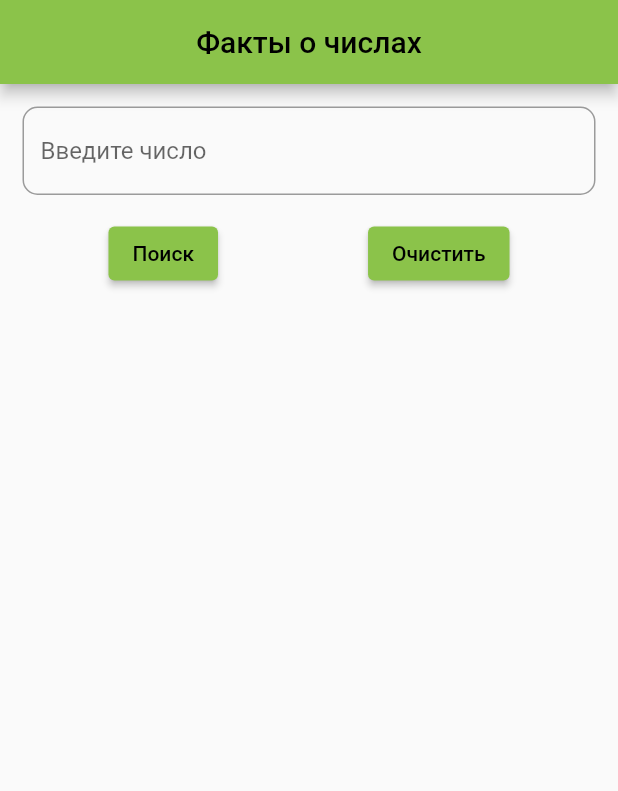
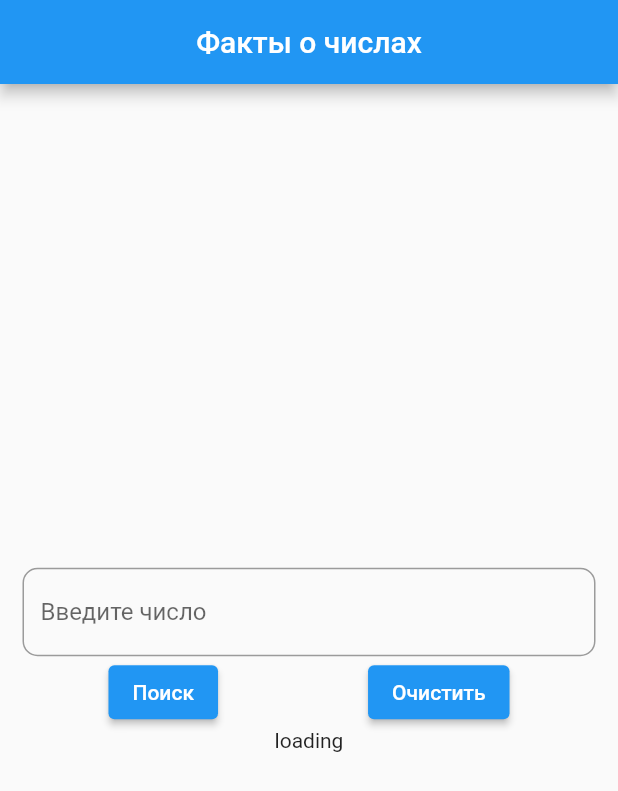
Before and after one commit to AMonastyrnyy/chisla_and_facts, a Flutter app: the screen it shows after launch, on a phone screen of 412 x 824 dp. Shown: the top 791 px of the screen. Run offline on Flutter 3.47's test engine with Material 2 defaults, Android fonts, the phone set to English and light mode, and no system bars; our stand-ins replace flutter_bloc.

Commit message:
Initial commit

```diff
--- /dev/null
+++ b/lib/bloc/fact_bloc.dart
@@ -0,0 +1,29 @@
+import 'package:chisla_and_facts/repository/repository.dart';
+import 'package:flutter_bloc/flutter_bloc.dart';
+
+part 'fact_event.dart';
+
+part 'fact_state.dart';
+
+class FactBloc extends Bloc<FactEvent, FactState> {
+  FactBloc(this._repository) : super(const FactState(status: ScreenStatus.loading)) {
+    on<GetInfoEvent>(_getInfo);
+  }
+
+  final Repository _repository;
+
+  Future<void> _getInfo(GetInfoEvent event, Emitter<FactState> emit) async {
+    emit(const FactState(status: ScreenStatus.loading));
+    try {
+      if (event.number == '') {
+        final String data = await _repository.getInfo(event.number);
+        emit(FactState(status: ScreenStatus.unknown, info: data));
+      } else {
+        final String data = await _repository.getInfo(event.number);
+        emit(FactState(status: ScreenStatus.success, info: data));
+      }
+    } catch (_) {
+      emit(const FactState(status: ScreenStatus.error));
+    }
+  }
+}
--- /dev/null
+++ b/lib/bloc/fact_event.dart
@@ -0,0 +1,8 @@
+part of 'fact_bloc.dart';
+
+abstract class FactEvent {}
+
+class GetInfoEvent extends FactEvent{
+  final String number;
+  GetInfoEvent(this.number);
+}
--- /dev/null
+++ b/lib/bloc/fact_state.dart
@@ -0,0 +1,13 @@
+part of 'fact_bloc.dart';
+
+enum ScreenStatus { loading, success, error, unknown }
+
+class FactState {
+  final ScreenStatus status;
+  final String? info;
+
+  const FactState({
+    required this.status,
+    this.info,
+  });
+}
--- /dev/null
+++ b/lib/repository/repository.dart
@@ -0,0 +1,9 @@
+import 'package:chisla_and_facts/api_client/api_client.dart';
+
+class Repository {
+  final ApiClient _apiClient = ApiClient();
+
+  Future<String> getInfo (String number) async {
+    return await _apiClient.getInfo(number);
+  }
+}
--- /dev/null
+++ b/lib/ui/main_screen.dart
@@ -0,0 +1,102 @@
+import 'package:chisla_and_facts/bloc/fact_bloc.dart';
+import 'package:flutter/material.dart';
+import 'package:flutter/services.dart';
+import 'package:flutter_bloc/flutter_bloc.dart';
+
+class MainScreen extends StatefulWidget {
+  const MainScreen({super.key});
+
+  @override
+  State<MainScreen> createState() => _MainScreenState();
+}
+
+class _MainScreenState extends State<MainScreen> {
+  final TextEditingController _controller = TextEditingController();
+  late final FactBloc _factBloc;
+
+  @override
+  void initState() {
+    _factBloc = BlocProvider.of<FactBloc>(context);
+    super.initState();
+  }
+
+  @override
+  void dispose() {
+    _controller.dispose();
+    super.dispose();
+  }
+
+  @override
+  Widget build(BuildContext context) {
+    return GestureDetector(
+      onTap: () => FocusManager.instance.primaryFocus?.unfocus(),
+      child: Scaffold(
+        appBar: AppBar(
+          title: const Text('Факты о числах'),
+          centerTitle: true,
+        ),
+        body: Center(
+          child: Padding(
+            padding: const EdgeInsets.all(15.0),
+            child: Column(
+              mainAxisAlignment: MainAxisAlignment.center,
+              children: [
+                TextField(
+                  controller: _controller,
+                  keyboardType: TextInputType.number,
+                  inputFormatters: [FilteringTextInputFormatter.digitsOnly],
+                  onSubmitted: (String value){_factBloc.add(GetInfoEvent(value));},
+                  decoration: InputDecoration(
+                    hintText: 'Введите число',
+                    border: OutlineInputBorder(
+                      borderRadius: BorderRadius.circular(10),
+                    ),
+                    errorBorder: const OutlineInputBorder(
+                      borderSide: BorderSide(color: Colors.red),
+                    ),
+                  ),
+                ),
+                Row(
+                  mainAxisAlignment: MainAxisAlignment.center,
+                  children: [
+                    ElevatedButton(
+                      onPressed: () {
+                        _factBloc.add(GetInfoEvent(_controller.text));
+                      },
+                      child: const Text('Поиск'),
+                    ),
+                    const SizedBox(
+                      width: 100,
+                    ),
+                    ElevatedButton(
+                        onPressed: (){
+                          _controller.clear();
+                          _factBloc.add(GetInfoEvent(_controller.text));
+                        },
+                        child: const Text('Очистить')
+                    ),
+                  ],
+                ),
+                BlocBuilder(
+                  bloc: _factBloc,
+                  builder: (_, FactState state) {
+                    switch (state.status) {
+                      case ScreenStatus.error:
+                        return const Text('error');
+                      case ScreenStatus.loading:
+                        return const Text('loading');
+                      case ScreenStatus.unknown:
+                        return const Text('Введите число');
+                      case ScreenStatus.success:
+                        return Text(state.info!);
+                    }
+                  },
+                )
+              ],
+            ),
+          ),
+        ),
+      ),
+    );
+  }
+}
--- a/pubspec.yaml
+++ b/pubspec.yaml
@@ -37,6 +37,7 @@ dependencies:
   # Use with the CupertinoIcons class for iOS style icons.
   cupertino_icons: ^1.0.2
   http: ^0.13.5
+  flutter_bloc: ^8.1.1
 
 dev_dependencies:
   flutter_test:
```
Also changed, not shown: lib/api_client/api_client.dart (added, +15 -0 lines), lib/main.dart (+18 -4 lines), pubspec.lock, 1 other file.
